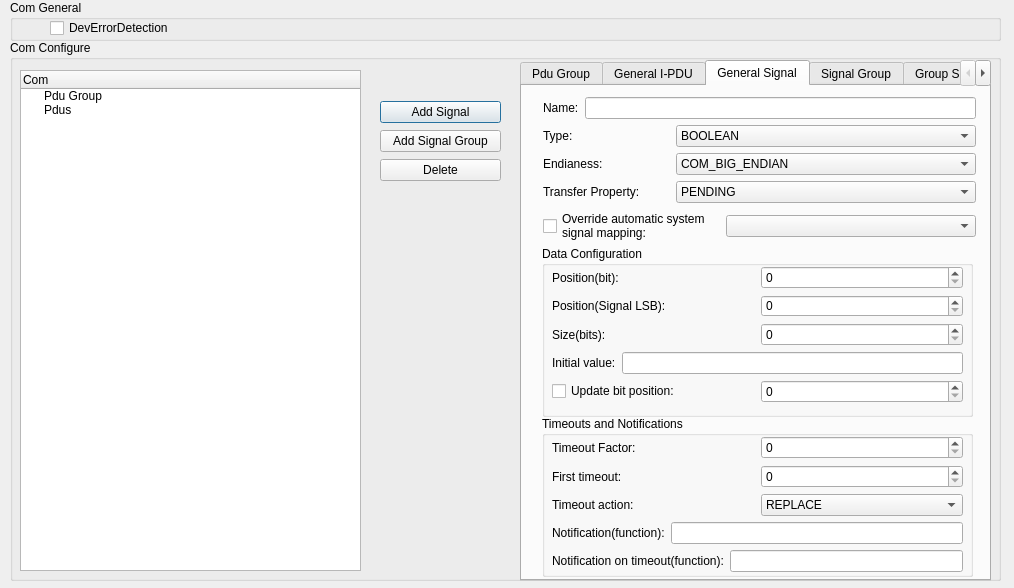
This is gainos-tk/tool/gainos-studio/ui/forms/cd_com.ui in paduc77/gainos as Qt 5 draws it before an edit. The edited form follows.
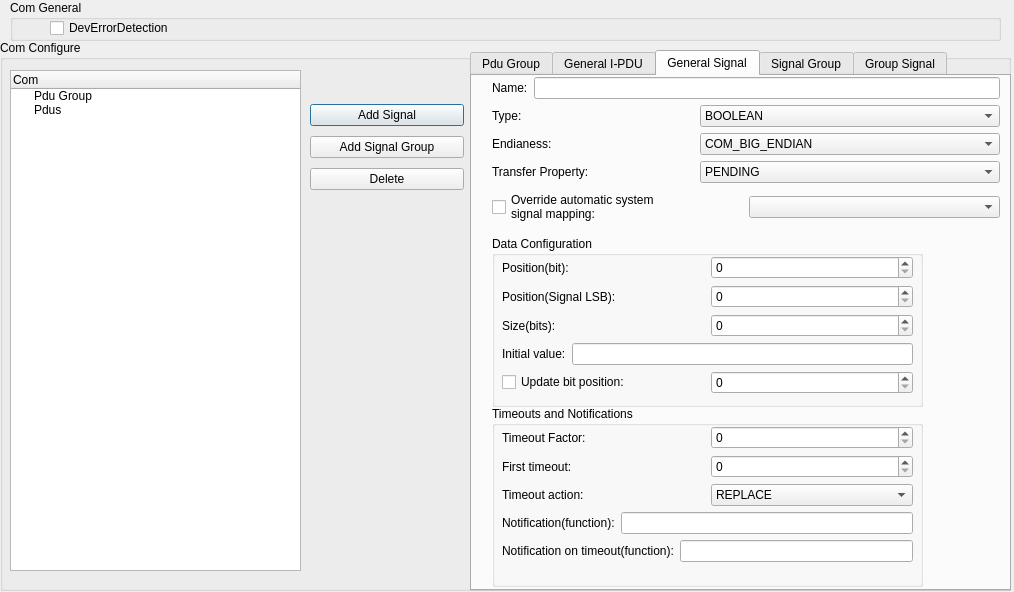
This is the edited form. The open tabs and pages were chosen to show the change.

The edit to the form file:
```diff
--- a/gainos-tk/tool/gainos-studio/ui/forms/cd_com.ui
+++ b/gainos-tk/tool/gainos-studio/ui/forms/cd_com.ui
@@ -7,12 +7,15 @@
     <x>0</x>
     <y>0</y>
     <width>1014</width>
-    <height>588</height>
+    <height>592</height>
    </rect>
   </property>
   <property name="windowTitle">
    <string>Com&lt;Communicatio Stack&gt;</string>
   </property>
+  <property name="styleSheet">
+   <string notr="true">font: 12pt &quot;Consolas&quot;;</string>
+  </property>
   <widget class="QGroupBox" name="groupBox">
    <property name="geometry">
     <rect>
@@ -42,10 +45,10 @@
   <widget class="QGroupBox" name="groupBox_2">
    <property name="geometry">
     <rect>
-     <x>10</x>
+     <x>0</x>
      <y>40</y>
-     <width>991</width>
-     <height>541</height>
+     <width>1011</width>
+     <height>551</height>
     </rect>
    </property>
    <property name="maximumSize">
@@ -62,7 +65,7 @@
      <rect>
       <x>10</x>
       <y>30</y>
-      <width>341</width>
+      <width>291</width>
       <height>501</height>
      </rect>
     </property>
@@ -85,10 +88,10 @@
    <widget class="QTabWidget" name="tabCfg">
     <property name="geometry">
      <rect>
-      <x>510</x>
-      <y>20</y>
-      <width>471</width>
-      <height>521</height>
+      <x>470</x>
+      <y>10</y>
+      <width>541</width>
+      <height>541</height>
      </rect>
     </property>
     <property name="currentIndex">
@@ -487,7 +490,7 @@
          <x>10</x>
          <y>20</y>
          <width>411</width>
-         <height>136</height>
+         <height>141</height>
         </rect>
        </property>
        <layout class="QVBoxLayout" name="verticalLayout_4">
@@ -583,7 +586,7 @@
         <x>20</x>
         <y>330</y>
         <width>431</width>
-        <height>161</height>
+        <height>181</height>
        </rect>
       </property>
       <property name="title">
@@ -595,7 +598,7 @@
          <x>10</x>
          <y>20</y>
          <width>411</width>
-         <height>136</height>
+         <height>141</height>
         </rect>
        </property>
        <layout class="QVBoxLayout" name="verticalLayout_6">
@@ -702,15 +705,17 @@
        </layout>
       </widget>
      </widget>
-     <widget class="QWidget" name="layoutWidget">
+     <widget class="QWidget" name="">
       <property name="geometry">
        <rect>
-        <x>21</x>
-        <y>11</y>
-        <width>433</width>
-        <height>146</height>
+        <x>20</x>
+        <y>0</y>
+        <width>508</width>
+        <height>151</height>
        </rect>
       </property>
+      <layout class="QVBoxLayout" name="verticalLayout_12">
+       <item>
       <layout class="QVBoxLayout" name="verticalLayout_3">
        <item>
         <layout class="QHBoxLayout" name="horizontalLayout_14">
@@ -868,6 +873,8 @@
          </item>
         </layout>
        </item>
+        </layout>
+       </item>
        <item>
         <layout class="QHBoxLayout" name="horizontalLayout_18">
          <item>
@@ -1380,10 +1387,10 @@
    <widget class="QWidget" name="layoutWidget">
     <property name="geometry">
      <rect>
-      <x>370</x>
+      <x>310</x>
       <y>60</y>
-      <width>121</width>
-      <height>83</height>
+      <width>154</width>
+      <height>95</height>
      </rect>
     </property>
     <layout class="QVBoxLayout" name="verticalLayout_5">
```
Left out of the diff: 48 changed lines with no effect on the pictures. Lines whose indentation alone changed are shown as unchanged.
